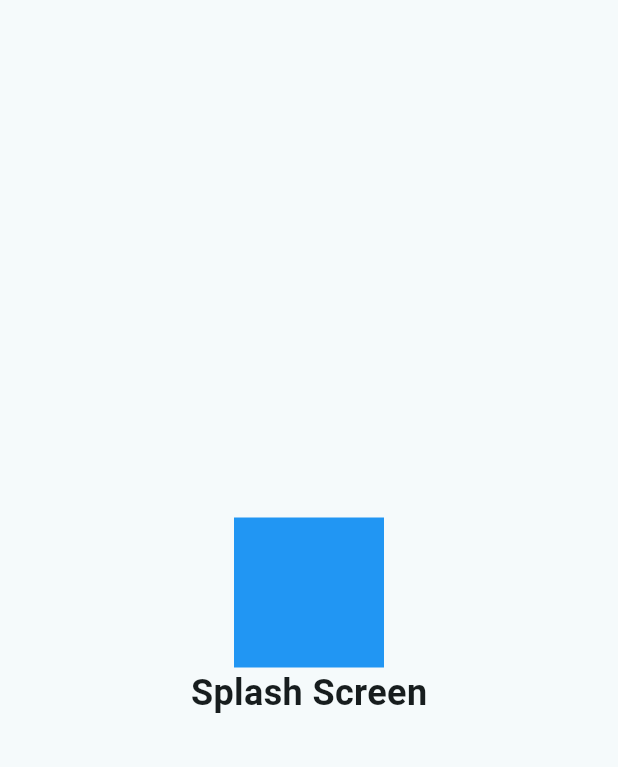
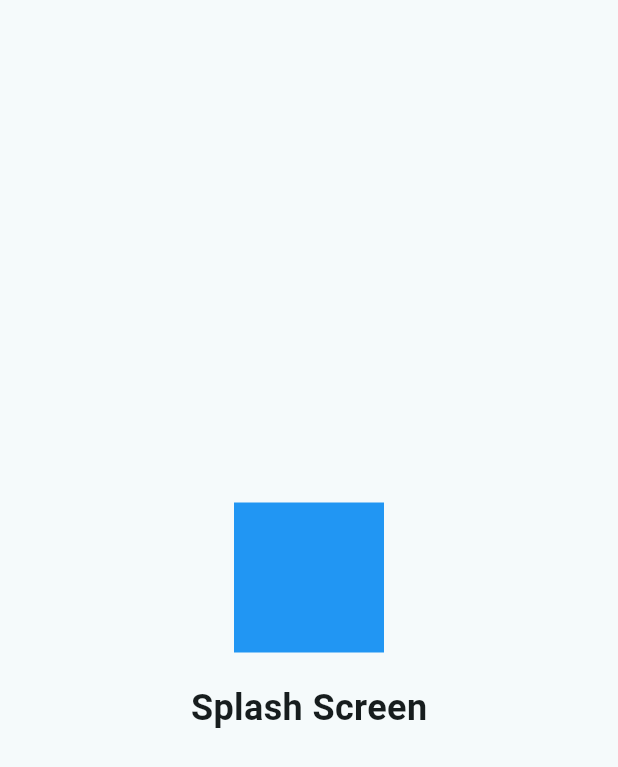
Before and after one commit to TiaraMentariO/CaisimDetect, a Flutter app: the Splash screen opened directly, on a phone screen of 412 x 824 dp. Shown: the top 767 px of the screen. Run offline on Flutter 3.47's test engine with Material 3 defaults, Android fonts, the phone set to English and light mode, and no system bars; our stand-ins replace camera, fl_chart, image_picker, permission_handler, shared_preferences, sqflite; missing offline and left inert: flutter_exif_plugin, tflite_v2; accounts and stored records are empty.

Commit message:
Memperbaiki Splashscreen

```diff
--- a/lib/views/splash.dart
+++ b/lib/views/splash.dart
@@ -2,15 +2,13 @@ import 'package:flutter/material.dart';
 import 'dashboard.dart';
 
 class Splash extends StatefulWidget {
-  const Splash({Key? key})
-      : super(key: key); // membedakan widget satu sama lain
+  const Splash({Key? key}) : super(key: key);
 
   @override
   State<Splash> createState() => _SplashState();
 }
 
 class _SplashState extends State<Splash> {
-  // membuat tampilan splashscreen
   @override
   void initState() {
     super.initState();
@@ -18,19 +16,15 @@ class _SplashState extends State<Splash> {
   }
 
   _navigatetodashboard() async {
-    // navigasi ke halaman dashboard
-    await Future.delayed(Duration(milliseconds: 2000),
-        () {}); // menunda navigasi selama waktu yg ditentukan
+    await Future.delayed(Duration(milliseconds: 2000), () {});
     Navigator.pushReplacement(
-        // menavigasi ke halaman baru
-        context,
-        MaterialPageRoute(
-            builder: (context) => DashboardView())); // membuat route baru
+      context,
+      MaterialPageRoute(builder: (context) => DashboardView()),
+    );
   }
 
   @override
   Widget build(BuildContext context) {
-    // UI membangun splashscreen
     return Scaffold(
       body: Center(
         child: Column(
@@ -41,11 +35,10 @@ class _SplashState extends State<Splash> {
               width: 100,
               color: Colors.blue,
             ),
-            Container(
-              child: Text(
-                'Splash Screen',
-                style: TextStyle(fontSize: 24, fontWeight: FontWeight.bold),
-              ),
+            const SizedBox(height: 20),
+            Text(
+              'Splash Screen',
+              style: TextStyle(fontSize: 24, fontWeight: FontWeight.bold),
             ),
           ],
         ),
```
